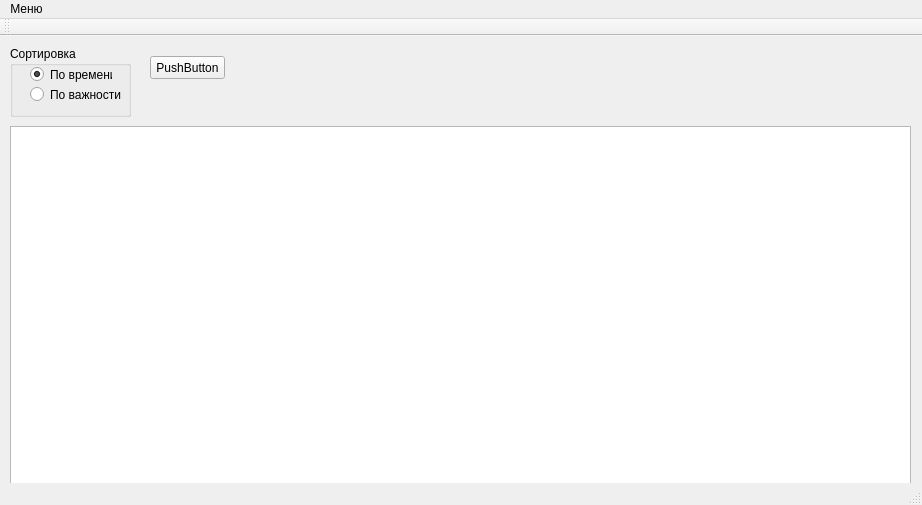
Before: the Qt Designer form mainwindow.ui in DtmyShirshov/practiceQT, drawn with Qt 5.
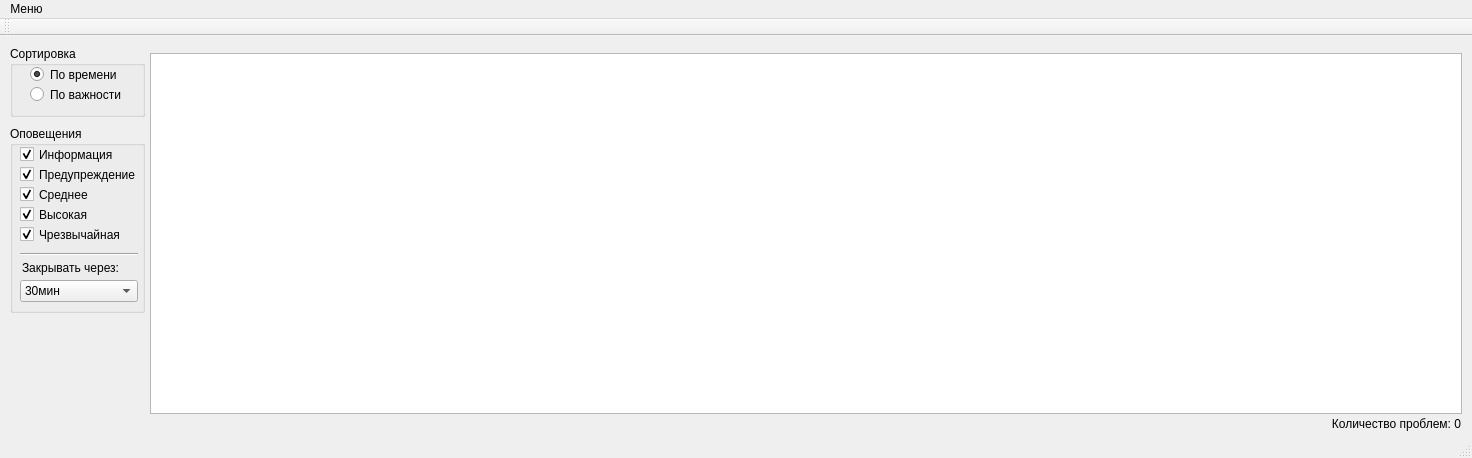
After: the same form once the commit is applied. Icons and pictures are not drawn.

```diff
--- a/mainwindow.ui
+++ b/mainwindow.ui
@@ -6,16 +6,27 @@
    <rect>
     <x>0</x>
     <y>0</y>
-    <width>922</width>
-    <height>505</height>
+    <width>1472</width>
+    <height>458</height>
    </rect>
   </property>
+  <property name="minimumSize">
+   <size>
+    <width>1472</width>
+    <height>458</height>
+   </size>
+  </property>
   <property name="maximumSize">
    <size>
-    <width>40000</width>
-    <height>35300</height>
+    <width>1472</width>
+    <height>458</height>
    </size>
   </property>
+  <property name="font">
+   <font>
+    <pointsize>9</pointsize>
+   </font>
+  </property>
   <property name="windowTitle">
    <string>MainWindow</string>
   </property>
@@ -23,10 +34,10 @@
    <widget class="QTableWidget" name="tableWidget">
     <property name="geometry">
      <rect>
-      <x>10</x>
-      <y>90</y>
-      <width>901</width>
-      <height>371</height>
+      <x>150</x>
+      <y>17</y>
+      <width>1312</width>
+      <height>361</height>
      </rect>
     </property>
     <property name="font">
@@ -37,7 +48,7 @@
      </font>
     </property>
     <property name="horizontalScrollBarPolicy">
-     <enum>Qt::ScrollBarAsNeeded</enum>
+     <enum>Qt::ScrollBarAlwaysOff</enum>
     </property>
     <property name="autoScroll">
      <bool>true</bool>
@@ -80,7 +91,7 @@
      <rect>
       <x>10</x>
       <y>10</y>
-      <width>121</width>
+      <width>135</width>
       <height>71</height>
      </rect>
     </property>
@@ -92,7 +103,7 @@
       <rect>
        <x>20</x>
        <y>20</y>
-       <width>82</width>
+       <width>101</width>
        <height>17</height>
       </rect>
      </property>
@@ -108,7 +119,7 @@
       <rect>
        <x>20</x>
        <y>40</y>
-       <width>91</width>
+       <width>101</width>
        <height>17</height>
       </rect>
      </property>
@@ -117,17 +128,172 @@
      </property>
     </widget>
    </widget>
-   <widget class="QPushButton" name="pushButton">
+   <widget class="QGroupBox" name="groupBox_2">
     <property name="geometry">
      <rect>
-      <x>150</x>
-      <y>20</y>
-      <width>75</width>
-      <height>23</height>
+      <x>10</x>
+      <y>90</y>
+      <width>135</width>
+      <height>187</height>
+     </rect>
+    </property>
+    <property name="title">
+     <string>Оповещения</string>
+    </property>
+    <widget class="QCheckBox" name="checkBox">
+     <property name="geometry">
+      <rect>
+       <x>10</x>
+       <y>20</y>
+       <width>101</width>
+       <height>17</height>
+      </rect>
+     </property>
+     <property name="text">
+      <string>Информация</string>
+     </property>
+     <property name="checked">
+      <bool>true</bool>
+     </property>
+    </widget>
+    <widget class="QCheckBox" name="checkBox_2">
+     <property name="geometry">
+      <rect>
+       <x>10</x>
+       <y>40</y>
+       <width>121</width>
+       <height>17</height>
+      </rect>
+     </property>
+     <property name="text">
+      <string>Предупреждение</string>
+     </property>
+     <property name="checked">
+      <bool>true</bool>
+     </property>
+    </widget>
+    <widget class="QCheckBox" name="checkBox_3">
+     <property name="geometry">
+      <rect>
+       <x>10</x>
+       <y>60</y>
+       <width>70</width>
+       <height>17</height>
+      </rect>
+     </property>
+     <property name="text">
+      <string>Среднее</string>
+     </property>
+     <property name="checked">
+      <bool>true</bool>
+     </property>
+    </widget>
+    <widget class="QCheckBox" name="checkBox_4">
+     <property name="geometry">
+      <rect>
+       <x>10</x>
+       <y>80</y>
+       <width>70</width>
+       <height>17</height>
+      </rect>
+     </property>
+     <property name="text">
+      <string>Высокая</string>
+     </property>
+     <property name="checked">
+      <bool>true</bool>
+     </property>
+    </widget>
+    <widget class="QCheckBox" name="checkBox_5">
+     <property name="geometry">
+      <rect>
+       <x>10</x>
+       <y>100</y>
+       <width>111</width>
+       <height>17</height>
+      </rect>
+     </property>
+     <property name="text">
+      <string>Чрезвычайная</string>
+     </property>
+     <property name="checked">
+      <bool>true</bool>
+     </property>
+    </widget>
+    <widget class="QLabel" name="label">
+     <property name="geometry">
+      <rect>
+       <x>12</x>
+       <y>134</y>
+       <width>101</width>
+       <height>16</height>
+      </rect>
+     </property>
+     <property name="text">
+      <string>Закрывать через:</string>
+     </property>
+    </widget>
+    <widget class="QComboBox" name="comboBox">
+     <property name="geometry">
+      <rect>
+       <x>10</x>
+       <y>154</y>
+       <width>118</width>
+       <height>22</height>
+      </rect>
+     </property>
+     <property name="currentIndex">
+      <number>1</number>
+     </property>
+     <item>
+      <property name="text">
+       <string>10мин</string>
+      </property>
+     </item>
+     <item>
+      <property name="text">
+       <string>30мин</string>
+      </property>
+     </item>
+     <item>
+      <property name="text">
+       <string>1час</string>
+      </property>
+     </item>
+     <item>
+      <property name="text">
+       <string>1мин(тест)</string>
+      </property>
+     </item>
+    </widget>
+    <widget class="Line" name="line">
+     <property name="geometry">
+      <rect>
+       <x>10</x>
+       <y>127</y>
+       <width>118</width>
+       <height>3</height>
+      </rect>
+     </property>
+     <property name="orientation">
+      <enum>Qt::Horizontal</enum>
+     </property>
+    </widget>
+   </widget>
+   <widget class="QLabel" name="label_2">
+    <property name="geometry">
+     <rect>
+      <x>310</x>
+      <y>380</y>
+      <width>1151</width>
+      <height>16</height>
      </rect>
     </property>
     <property name="text">
-     <string>PushButton</string>
+     <string>Количество проблем: 0</string>
+    </property>
+    <property name="alignment">
+     <set>Qt::AlignRight|Qt::AlignTrailing|Qt::AlignVCenter</set>
     </property>
    </widget>
   </widget>
@@ -136,7 +302,7 @@
     <rect>
      <x>0</x>
      <y>0</y>
-     <width>922</width>
+     <width>1472</width>
      <height>19</height>
     </rect>
    </property>
```
Left out of the diff: 8 changed lines with no effect on the pictures.
